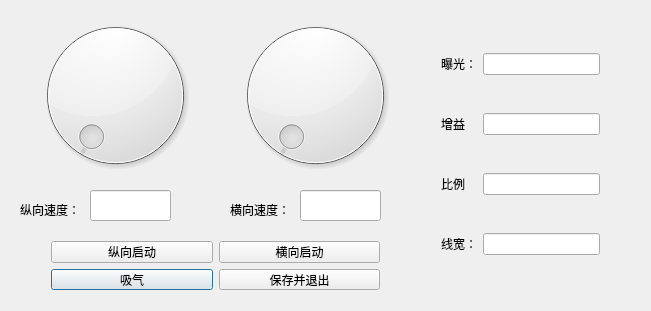
The window that LineCamera/Cconsole.ui (gzj1997/LineCamera) describes before a commit, drawn with Qt 5.
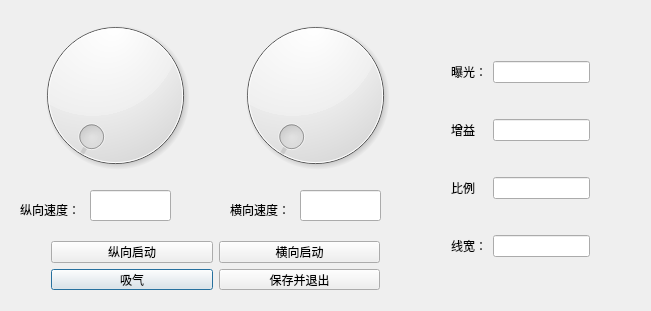
The same window after the commit.

What changed in the file:
```diff
--- a/LineCamera/Cconsole.ui
+++ b/LineCamera/Cconsole.ui
@@ -49,10 +49,10 @@
   <widget class="QWidget" name="gridLayoutWidget">
    <property name="geometry">
     <rect>
-     <x>430</x>
-     <y>10</y>
-     <width>181</width>
-     <height>291</height>
+     <x>440</x>
+     <y>20</y>
+     <width>161</width>
+     <height>281</height>
     </rect>
    </property>
    <layout class="QGridLayout" name="gridLayout">
```
Left out of the diff: 44 changed lines with no effect on the pictures.
